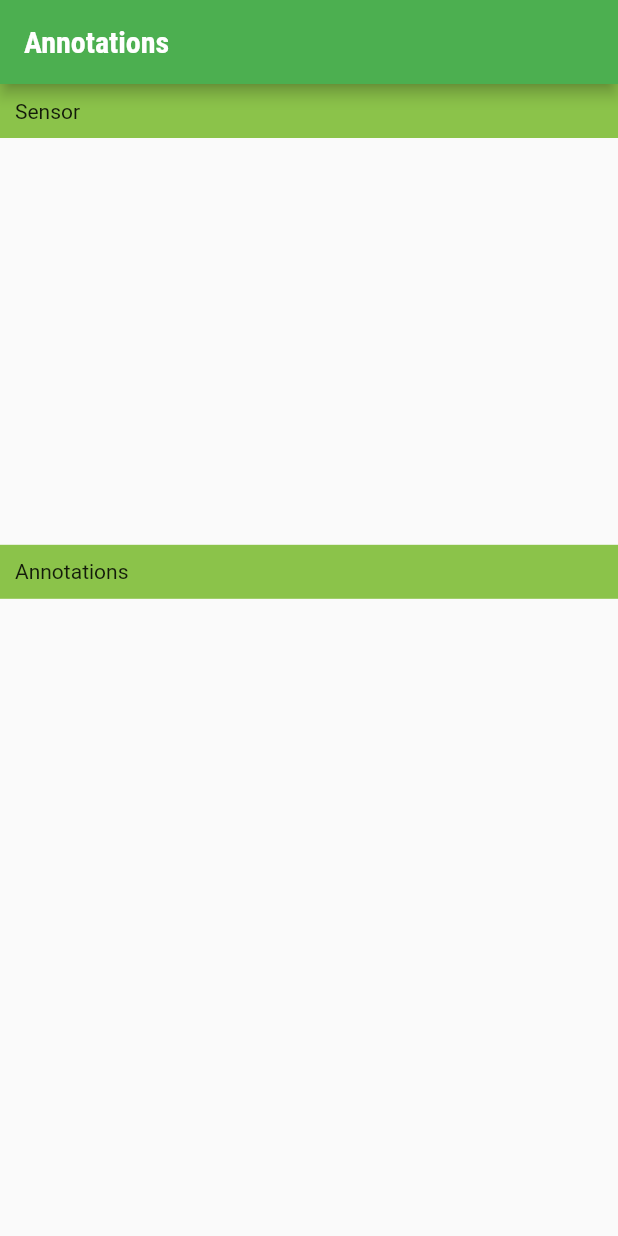
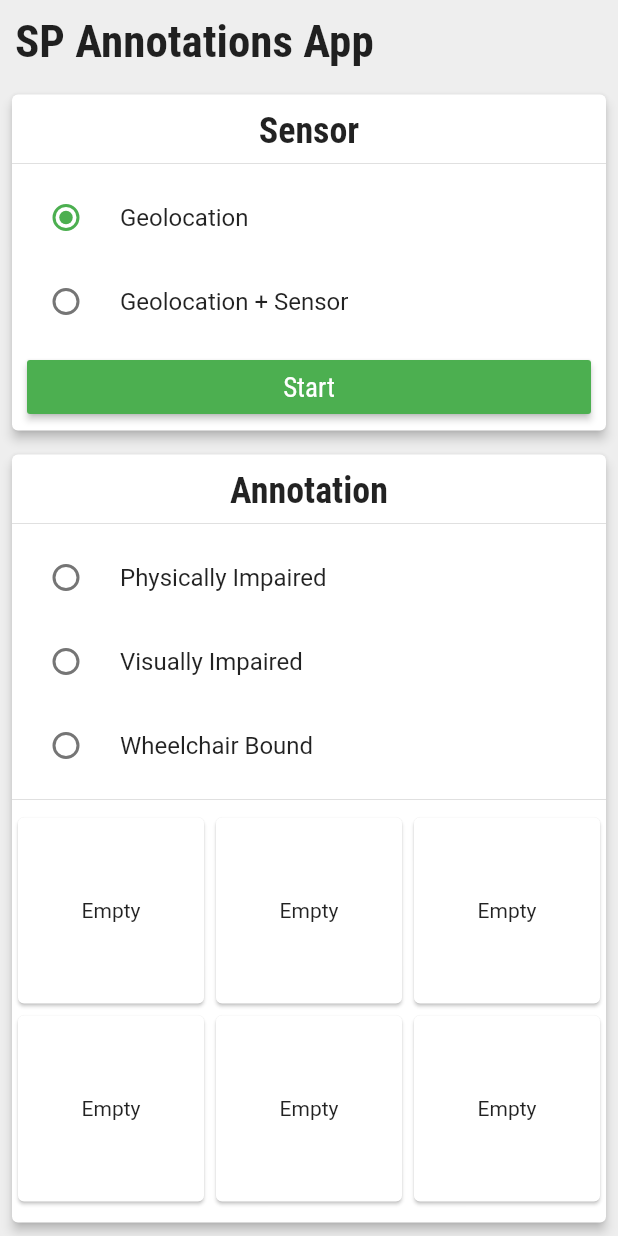
Before and after one commit to ngjunxiang/sp_annotations_app, a Flutter app: the screen it shows after launch, on a phone screen of 412 x 824 dp. Run offline on Flutter 3.47's test engine with Material 2 defaults, Android fonts, the phone set to English and light mode, and no system bars.

Commit message:
Improved UI

```diff
--- a/lib/main.dart
+++ b/lib/main.dart
@@ -1,6 +1,5 @@
 import 'dart:io';
 
-import 'package:flutter/cupertino.dart';
 import 'package:flutter/material.dart';
 import 'package:flutter/services.dart';
 import 'package:provider/provider.dart';
@@ -18,49 +17,28 @@ void main() {
 }
 
 class AnnotationsApp extends StatelessWidget {
-  @override
-  Widget build(BuildContext context) {
-    return MultiProvider(
-      providers: [
-        ChangeNotifierProvider.value(
-          value: RecordsProvider(),
-        ),
-      ],
-      child: Platform.isIOS
-          ? CupertinoApp(
-              title: 'Annotations',
-              theme: CupertinoThemeData(
-                barBackgroundColor: Colors.green,
-                primaryColor: Colors.green,
-                primaryContrastingColor: Colors.lightGreen,
-                textTheme: CupertinoTextThemeData(),
-//                textTheme: CupertinoTextThemeData().copyWith(
-//                  textStyle: const TextStyle(
-//                    fontFamily: 'RobotoCondensed',
-//                    fontSize: 18,
-//                    fontWeight: FontWeight.bold,
-//                  ),
-//                  actionTextStyle: const TextStyle(
-//                    color: Colors.black,
-//                  ),
-//                ),
-              ),
-              home: MainScreen(),
-            )
-          : MaterialApp(
+  Widget _buildApp() {
+    return MaterialApp(
       title: 'Annotations',
       theme: ThemeData(
         primarySwatch: Colors.green,
-                accentColor: Colors.lightGreen,
+        accentColor: Colors.grey[200],
         fontFamily: 'RobotoCondensed',
         textTheme: ThemeData.light().textTheme.copyWith(
               title: const TextStyle(
                 fontFamily: 'RobotoCondensed',
-                        fontSize: 18,
+                fontSize: 24,
                 fontWeight: FontWeight.bold,
               ),
               button: const TextStyle(
                 color: Colors.white,
+                fontFamily: 'RobotoCondensed',
+                fontSize: 18,
+              ),
+              headline: const TextStyle(
+                fontFamily: 'RobotoCondensed',
+                fontSize: 30,
+                fontWeight: FontWeight.bold,
               ),
             ),
         appBarTheme: AppBarTheme(
@@ -74,7 +52,18 @@ class AnnotationsApp extends StatelessWidget {
         ),
       ),
       home: MainScreen(),
+    );
+  }
+
+  @override
+  Widget build(BuildContext context) {
+    return MultiProvider(
+      providers: [
+        ChangeNotifierProvider.value(
+          value: RecordsProvider(),
         ),
+      ],
+      child: _buildApp(),
     );
   }
 }
--- a/lib/screens/main_screen.dart
+++ b/lib/screens/main_screen.dart
@@ -1,22 +1,18 @@
-import 'dart:io';
-
 import 'package:flutter/material.dart';
-import 'package:flutter/cupertino.dart';
 
 import '../widgets/annotations_widget.dart';
 import '../widgets/sensor_widget.dart';
 
 class MainScreen extends StatelessWidget {
-  PreferredSizeWidget _buildAppBar() {
-    return Platform.isIOS
-        ? CupertinoNavigationBar(
-            middle: const Text(
-              'Annotations',
+  Widget _buildHeader(BuildContext context, double availableHeight) {
+    return Container(
+      padding: const EdgeInsets.symmetric(
+        vertical: 10,
+        horizontal: 10,
       ),
-          )
-        : AppBar(
-            title: const Text(
-              'Annotations',
+      child: Text(
+        'SP Annotations App',
+        style: Theme.of(context).textTheme.headline,
       ),
     );
   }
@@ -24,45 +20,25 @@ class MainScreen extends StatelessWidget {
   @override
   Widget build(BuildContext context) {
     final mediaQuery = MediaQuery.of(context);
-    final PreferredSizeWidget appBar = _buildAppBar();
-
-    final sensorWidget = Container(
-      height: (mediaQuery.size.height -
-              appBar.preferredSize.height -
+    final availableHeight = mediaQuery.size.height -
         mediaQuery.padding.top -
-              mediaQuery.padding.bottom) *
-          0.4,
-      child: SensorWidget(),
-    );
-
-    final annotationsWidget = Container(
-      height: (mediaQuery.size.height -
-              appBar.preferredSize.height -
-              mediaQuery.padding.top -
-              mediaQuery.padding.bottom) *
-          0.6,
-      child: AnnotationsWidget(),
-    );
+        mediaQuery.padding.bottom;
 
     final pageBody = SafeArea(
-//      child: SingleChildScrollView(
+      child: SingleChildScrollView(
         child: Column(
           crossAxisAlignment: CrossAxisAlignment.stretch,
           children: <Widget>[
-          sensorWidget,
-          annotationsWidget,
+            _buildHeader(context, availableHeight),
+            SensorWidget(),
+            AnnotationsWidget(),
           ],
-//        ),
+        ),
       ),
     );
 
-    return Platform.isIOS
-        ? CupertinoPageScaffold(
-            navigationBar: appBar,
-            child: pageBody,
-          )
-        : Scaffold(
-            appBar: appBar,
+    return Scaffold(
+      backgroundColor: Theme.of(context).accentColor,
       body: pageBody,
     );
   }
--- /dev/null
+++ b/lib/services/records_service.dart
@@ -0,0 +1,3 @@
+class RecordsService {
+
+}
--- /dev/null
+++ b/lib/utilities/radio_options.dart
@@ -0,0 +1,10 @@
+enum RecordOption {
+    PhysicallyImpaired,
+    VisuallyImpaired,
+    WheelchairBound,
+}
+
+enum SensorOption {
+    Geolocation,
+    GeolocationSensor,
+}
--- a/lib/widgets/annotations_widget.dart
+++ b/lib/widgets/annotations_widget.dart
@@ -1,30 +1,100 @@
-import 'dart:io';
-
-import 'package:flutter/cupertino.dart';
 import 'package:flutter/material.dart';
 
-class AnnotationsWidget extends StatelessWidget {
+import '../utilities/radio_options.dart';
+
+class AnnotationsWidget extends StatefulWidget {
+  @override
+  _AnnotationsWidgetState createState() => _AnnotationsWidgetState();
+}
+
+class _AnnotationsWidgetState extends State<AnnotationsWidget> {
+  RecordOption _option;
+  List<String> annotations = const [
+    'Empty',
+    'Empty',
+    'Empty',
+    'Empty',
+    'Empty',
+    'Empty',
+  ];
+
+  String getRecordOptionText(RecordOption recordOption) {
+    switch (recordOption) {
+      case RecordOption.PhysicallyImpaired:
+        return 'Physically Impaired';
+        break;
+      case RecordOption.VisuallyImpaired:
+        return 'Visually Impaired';
+        break;
+      case RecordOption.WheelchairBound:
+        return 'Wheelchair Bound';
+        break;
+      default:
+        return 'Unknown';
+    }
+  }
+
+  Widget _buildRadioListTile(RecordOption recordOption) {
+    return RadioListTile(
+      title: Text(getRecordOptionText(recordOption)),
+      activeColor: Theme.of(context).primaryColor,
+      value: recordOption,
+      groupValue: _option,
+      onChanged: (RecordOption value) {
+        setState(() {
+          _option = value;
+        });
+      },
+    );
+  }
+
   @override
   Widget build(BuildContext context) {
-    final primaryColor = Platform.isIOS
-        ? CupertinoTheme.of(context).primaryColor
-        : Theme.of(context).primaryColor;
-    final primaryContrastingColor = Platform.isIOS
-            ? CupertinoTheme.of(context).primaryContrastingColor
-            : Theme.of(context).accentColor;
     return Column(
       crossAxisAlignment: CrossAxisAlignment.stretch,
       children: <Widget>[
-        Container(
-          color: primaryContrastingColor,
-          child: Padding(
-            padding: const EdgeInsets.symmetric(
-              vertical: 10,
-              horizontal: 10,
-            ),
-            child: const Text('Annotations'),
+        Card(
+          elevation: 3.0,
+          margin: const EdgeInsets.all(8.0),
+          child: Column(
+            children: <Widget>[
+              Container(
+                child: Padding(
+                  padding: const EdgeInsets.only(
+                    top: 10.0,
+                  ),
+                  child: Text(
+                    'Annotation',
+                    style: Theme.of(context).textTheme.title,
+                  ),
+                ),
+              ),
+              Divider(),
+              _buildRadioListTile(RecordOption.PhysicallyImpaired),
+              _buildRadioListTile(RecordOption.VisuallyImpaired),
+              _buildRadioListTile(RecordOption.WheelchairBound),
+              Divider(),
+              Container(
+                padding: const EdgeInsets.only(
+                  bottom: 10,
+                ),
+                child: GridView.count(
+                  shrinkWrap: true,
+                  primary: true,
+                  crossAxisCount: 3,
+                  physics: NeverScrollableScrollPhysics(),
+                  children: annotations
+                      .map((value) => Card(
+                            child: Center(
+                              child: Text(value),
+                            ),
+                          ))
+                      .toList(),
+                ),
+              ),
+            ],
           ),
-        )
+        ),
       ],
     );
   }
--- a/lib/widgets/sensor_widget.dart
+++ b/lib/widgets/sensor_widget.dart
@@ -1,30 +1,86 @@
-import 'dart:io';
-
-import 'package:flutter/cupertino.dart';
 import 'package:flutter/material.dart';
 
-class SensorWidget extends StatelessWidget {
+import '../utilities/radio_options.dart';
+
+class SensorWidget extends StatefulWidget {
+  @override
+  _SensorWidgetState createState() => _SensorWidgetState();
+}
+
+class _SensorWidgetState extends State<SensorWidget> {
+  SensorOption _option = SensorOption.Geolocation;
+
+  String getSensorOptionText(SensorOption sensorOption) {
+    switch (sensorOption) {
+      case SensorOption.Geolocation:
+        return 'Geolocation';
+        break;
+      case SensorOption.GeolocationSensor:
+        return 'Geolocation + Sensor';
+        break;
+      default:
+        return 'Unknown';
+    }
+  }
+
+  Widget _buildRadioListTile(SensorOption sensorOption) {
+    return RadioListTile(
+      title: Text(getSensorOptionText(sensorOption)),
+      activeColor: Theme.of(context).primaryColor,
+      value: sensorOption,
+      groupValue: _option,
+      onChanged: (SensorOption value) {
+        setState(() {
+          _option = value;
+        });
+      },
+    );
+  }
+
   @override
   Widget build(BuildContext context) {
-    final primaryColor = Platform.isIOS
-            ? CupertinoTheme.of(context).primaryColor
-            : Theme.of(context).primaryColor;
-    final primaryContrastingColor = Platform.isIOS
-            ? CupertinoTheme.of(context).primaryContrastingColor
-            : Theme.of(context).accentColor;
     return Column(
       crossAxisAlignment: CrossAxisAlignment.stretch,
       children: <Widget>[
-        Container(
-          color: primaryContrastingColor,
-          child: Padding(
-            padding: const EdgeInsets.symmetric(
-              vertical: 10,
-              horizontal: 10,
-            ),
-            child: const Text('Sensor'),
+        Card(
+          elevation: 3.0,
+          margin: const EdgeInsets.all(8.0),
+          child: Column(
+            children: <Widget>[
+              Container(
+                child: Padding(
+                  padding: const EdgeInsets.only(
+                    top: 10.0,
+                  ),
+                  child: Text(
+                    'Sensor',
+                    style: Theme.of(context).textTheme.title,
+                  ),
+                ),
+              ),
+              Divider(),
+              _buildRadioListTile(SensorOption.Geolocation),
+              _buildRadioListTile(SensorOption.GeolocationSensor),
+              Container(
+                width: double.infinity,
+                padding: const EdgeInsets.symmetric(
+                  vertical: 5.0,
+                  horizontal: 10.0,
+                ),
+                child: RaisedButton(
+                  color: Theme.of(context).primaryColor,
+                  onPressed: () {
+                    print(_option);
+                  },
+                  child: Text(
+                    'Start',
+                    style: Theme.of(context).textTheme.button,
+                  ),
+                ),
+              ),
+            ],
           ),
-        )
+        ),
       ],
     );
   }
```
Lines whose indentation alone changed are shown as unchanged.
